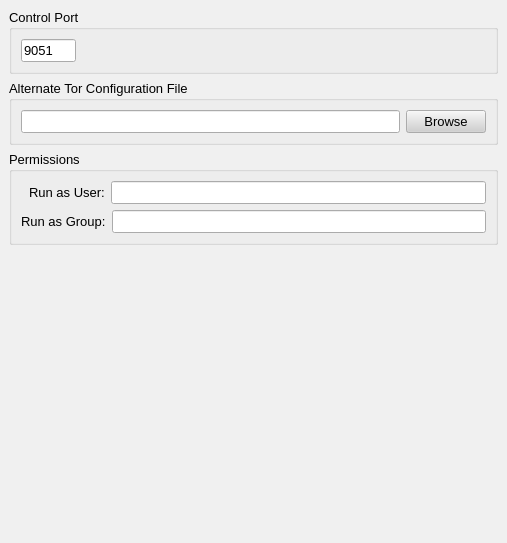
This is src/gui/config/advancedpage.ui in a-ilin/vidalia as Qt 5 draws it before an edit. The edited form follows.
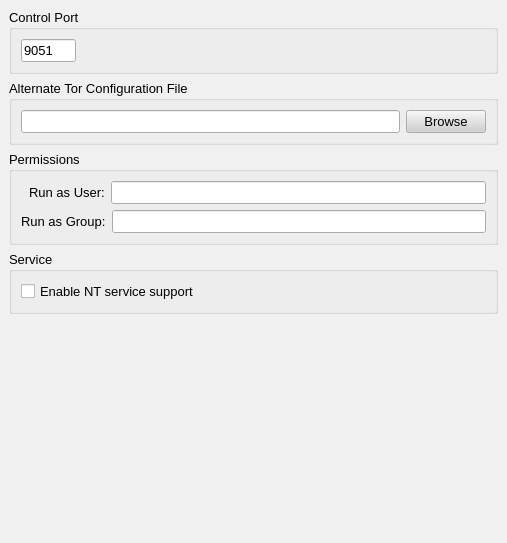
This is the edited form.

Commit message:
Add some UI for the coming of Tor NT service support.
svn:r1129

Diff of the .ui file:
```diff
--- a/src/gui/config/advancedpage.ui
+++ b/src/gui/config/advancedpage.ui
@@ -506,6 +506,43 @@
      </layout>
     </widget>
    </item>
+   <item>
+    <widget class="QGroupBox" name="grpService" >
+     <property name="minimumSize" >
+      <size>
+       <width>0</width>
+       <height>0</height>
+      </size>
+     </property>
+     <property name="contextMenuPolicy" >
+      <enum>Qt::NoContextMenu</enum>
+     </property>
+     <property name="title" >
+      <string>Service</string>
+     </property>
+     <layout class="QVBoxLayout" >
+      <property name="margin" >
+       <number>9</number>
+      </property>
+      <property name="spacing" >
+       <number>6</number>
+      </property>
+      <item>
+       <widget class="QCheckBox" name="chkUseService" >
+        <property name="contextMenuPolicy" >
+         <enum>Qt::NoContextMenu</enum>
+        </property>
+        <property name="toolTip" >
+         <string>Enable this if you run Tor as an NT service</string>
+        </property>
+        <property name="text" >
+         <string>Enable NT service support</string>
+        </property>
+       </widget>
+      </item>
+     </layout>
+    </widget>
+   </item>
    <item>
     <spacer>
      <property name="orientation" >
@@ -513,8 +550,8 @@
      </property>
      <property name="sizeHint" >
       <size>
-       <width>443</width>
-       <height>27</height>
+       <width>489</width>
+       <height>141</height>
       </size>
      </property>
     </spacer>
```
The commit also changes 3 other files.
